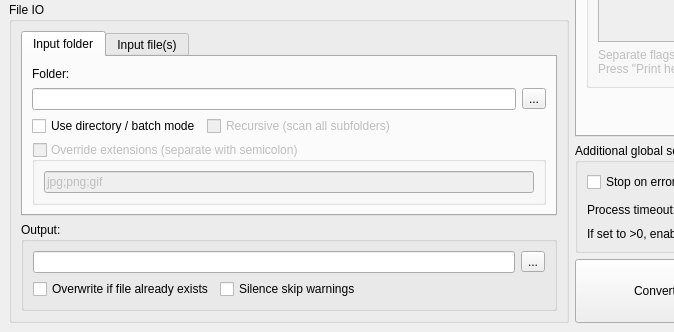
Old version of the form mainwindow.ui in the repository kampidh/jxl-batch-converter; both pictures show x 0 to 674 and y 568 to 900 of the 900 by 900 pixel window.
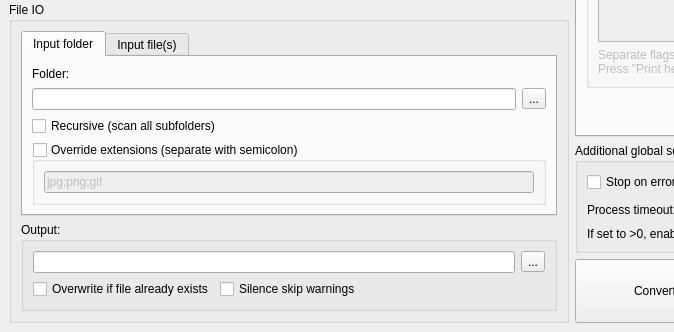
New version of the form.

Commit message: Remove batch mode toggle

Patch:
```diff
--- a/mainwindow.ui
+++ b/mainwindow.ui
@@ -213,17 +213,10 @@
               <layout class="QVBoxLayout" name="verticalLayout_18">
                <item>
                 <layout class="QHBoxLayout" name="horizontalLayout_5">
-                 <item>
-                  <widget class="QCheckBox" name="batchChk">
-                   <property name="text">
-                    <string>Use directory / batch mode</string>
-                   </property>
-                  </widget>
-                 </item>
                  <item>
                   <widget class="QCheckBox" name="recursiveChk">
                    <property name="enabled">
-                    <bool>false</bool>
+                    <bool>true</bool>
                    </property>
                    <property name="text">
                     <string>Recursive (scan all subfolders)</string>
@@ -254,7 +247,7 @@
                <item>
                 <widget class="QGroupBox" name="overrideExtChk">
                  <property name="enabled">
-                  <bool>false</bool>
+                  <bool>true</bool>
                  </property>
                  <property name="toolTip">
                   <string>If enabled, only convert listed extensions.</string>
```
Left out of the diff: 32 changed lines with no effect on the pictures. The commit also changes 3 other files.
